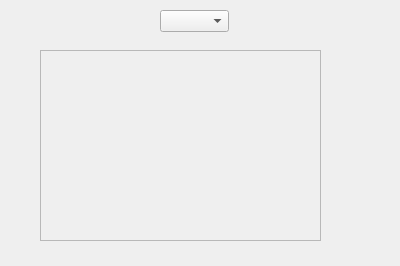
First picture: the form in Graphics/meshwidget.ui, repository mizquierdo97/Graphics, before the edit.
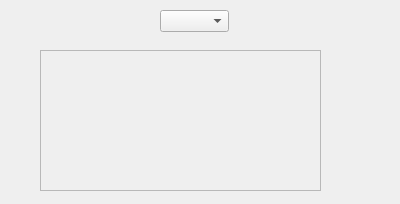
Second picture: the form after the edit.

Patch:
```diff
--- a/Graphics/meshwidget.ui
+++ b/Graphics/meshwidget.ui
@@ -7,9 +7,15 @@
     <x>0</x>
     <y>0</y>
     <width>400</width>
-    <height>266</height>
+    <height>204</height>
    </rect>
   </property>
+  <property name="maximumSize">
+   <size>
+    <width>500</width>
+    <height>204</height>
+   </size>
+  </property>
   <property name="windowTitle">
    <string>Form</string>
   </property>
@@ -29,7 +35,7 @@
      <x>40</x>
      <y>50</y>
      <width>281</width>
-     <height>191</height>
+     <height>141</height>
     </rect>
    </property>
    <property name="widgetResizable">
@@ -41,7 +47,7 @@
       <x>0</x>
       <y>0</y>
       <width>279</width>
-      <height>189</height>
+      <height>139</height>
      </rect>
     </property>
     <widget class="QWidget" name="verticalLayoutWidget">
@@ -50,7 +56,7 @@
        <x>0</x>
        <y>0</y>
        <width>281</width>
-       <height>191</height>
+       <height>141</height>
       </rect>
      </property>
      <layout class="QVBoxLayout" name="TexturesLayout"/>
```
